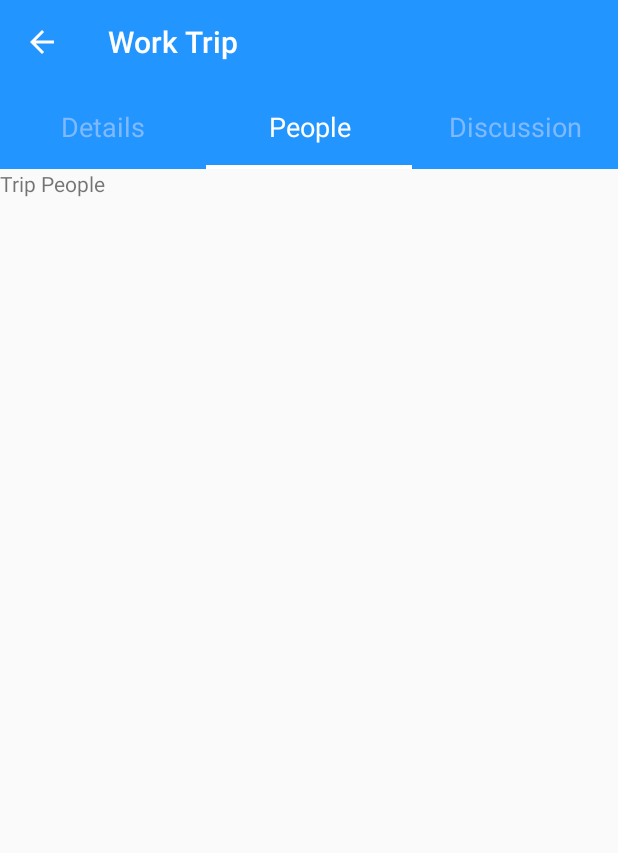
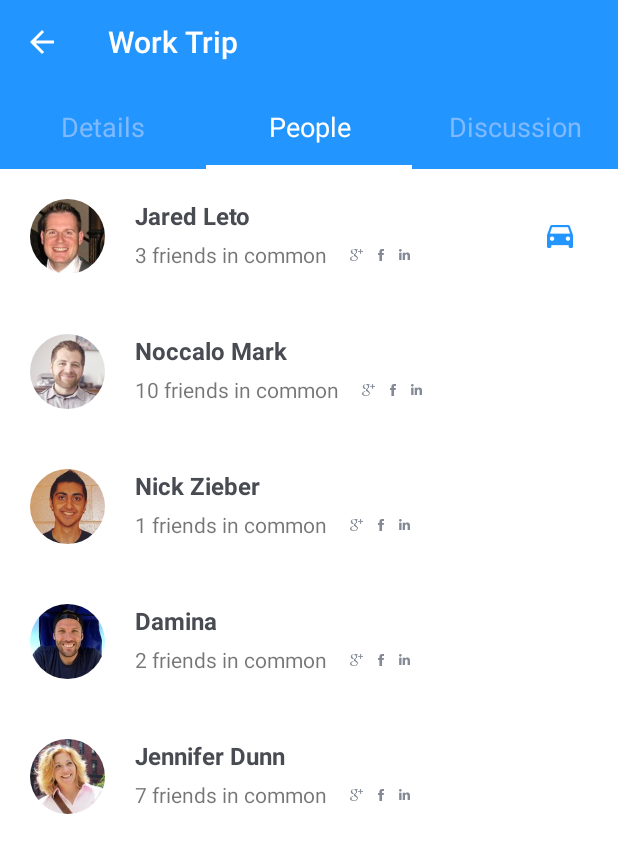
Before and after one commit to moe-uxa/KarPooler, an Android app: the screen it shows after launch (ViewTripActivity), after a tap on "People", on a phone screen of 412 x 824 dp. Shown: the top 853 px of the screen. Run offline under Robolectric (Android 15) with nearby library versions, the phone set to English and light mode, and no system bars; our stand-ins replace CircleImageView; libraries missing offline, so code that uses them is left out: com.directions.route, com.yqritc.recyclerviewflexibledivider; 1 statement that could not run was skipped.

Commit message:
Trip People Tab : finished

```diff
--- /dev/null
+++ b/karpooler-android-app/app/src/main/java/com/eramo/karpooler/adapters/TripPeopleRecyclerViewAdapter.java
@@ -0,0 +1,116 @@
+package com.eramo.karpooler.adapters;
+
+import android.graphics.Bitmap;
+import android.support.v4.app.Fragment;
+import android.support.v7.widget.RecyclerView;
+import android.view.LayoutInflater;
+import android.view.View;
+import android.view.ViewGroup;
+import android.widget.ImageView;
+import android.widget.LinearLayout;
+import android.widget.TextView;
+
+import com.eramo.karpooler.R;
+import com.eramo.karpooler.models.dtos.MessageDTO;
+import com.eramo.karpooler.models.dtos.TripPersonDTO;
+import com.google.android.gms.plus.model.people.Person;
+
+import java.util.List;
+
+import de.hdodenhof.circleimageview.CircleImageView;
+
+/**
+ * Created by Mohamed.Gaber on 11/7/2015.
+ */
+public class TripPeopleRecyclerViewAdapter extends RecyclerView.Adapter<TripPeopleRecyclerViewAdapter.ViewHolder> {
+
+    private Fragment fragment;
+    private List<TripPersonDTO> persons;
+
+    public TripPeopleRecyclerViewAdapter(Fragment fragment, List<TripPersonDTO> persons) {
+        this.fragment = fragment;
+        this.persons = persons;
+    }
+
+    @Override
+    public ViewHolder onCreateViewHolder(ViewGroup parent, int viewType) {
+
+        View view = LayoutInflater.from(parent.getContext())
+                .inflate(R.layout.item_trip_person, parent, false);
+
+        TripPeopleRecyclerViewAdapter.ViewHolder viewHolder = new ViewHolder(view);
+
+        return viewHolder;
+
+    }
+
+    @Override
+    public void onBindViewHolder(ViewHolder holder, int position) {
+
+        // get message dto
+        TripPersonDTO personDTO = persons.get(position);
+
+        // bind data
+        holder.personImage.setImageBitmap(personDTO.getPersonImage());
+        holder.personName.setText(personDTO.getPersonName());
+        holder.numberOfFriendsInCommon.setText(personDTO.getNumberOfFriendsInCommon()+" "+fragment.getResources().getString(R.string.friends_in_common));
+
+        if (personDTO.isDriver())
+            holder.driverIcon.setVisibility(View.VISIBLE);
+
+        for (Bitmap bitmap : personDTO.getFriendsInCommonSocialMedias()){
+
+            holder.socialMediasList.addView(generateSocialMediaImageView(bitmap));
+        }
+
+    }
+
+    @Override
+    public int getItemCount() {
+        return persons.size();
+    }
+
+    public class ViewHolder extends RecyclerView.ViewHolder{
+
+        public CircleImageView personImage;
+        public TextView personName;
+        public TextView numberOfFriendsInCommon;
+        public LinearLayout socialMediasList;
+        public ImageView driverIcon;
+
+        public ViewHolder(View view) {
+            super(view);
+
+            personImage = (CircleImageView) view.findViewById(R.id.imgv_person_image);
+            personName = (TextView) view.findViewById(R.id.tv_person_name);
+            numberOfFriendsInCommon = (TextView) view.findViewById(R.id.tv_person_number_of_friends_in_common);
+            socialMediasList = (LinearLayout) view.findViewById(R.id.layout_person_common_friends_social_medias);
+            driverIcon = (ImageView) view.findViewById(R.id.imgv_driver_icon);
+        }
+    }
+
+    private ImageView generateSocialMediaImageView(Bitmap bitmap){
+
+        ImageView imageView = new ImageView(fragment.getContext());
+
+        // set src
+        imageView.setImageBitmap(bitmap);
+
+        // set layout params
+        LinearLayout.LayoutParams layoutParams = new LinearLayout.LayoutParams(ViewGroup.LayoutParams.WRAP_CONTENT, ViewGroup.LayoutParams.WRAP_CONTENT);
+        layoutParams.setMargins(0, 0, 30, 0);
+        imageView.setLayoutParams(layoutParams);
+
+        return imageView;
+    }
+
+    public void addPersons(List<TripPersonDTO> addedPersons){
+        persons.addAll(addedPersons);
+        notifyDataSetChanged();
+    }
+
+    public void addPerson(TripPersonDTO person){
+        persons.add(person);
+        notifyDataSetChanged();
+    }
+}
--- a/karpooler-android-app/app/src/main/java/com/eramo/karpooler/fragments/TripPeopleFragment.java
+++ b/karpooler-android-app/app/src/main/java/com/eramo/karpooler/fragments/TripPeopleFragment.java
@@ -1,19 +1,34 @@
 package com.eramo.karpooler.fragments;
 
 
+import android.graphics.Bitmap;
+import android.graphics.drawable.BitmapDrawable;
 import android.os.Bundle;
 import android.support.v4.app.Fragment;
+import android.support.v7.widget.LinearLayoutManager;
+import android.support.v7.widget.RecyclerView;
 import android.view.LayoutInflater;
 import android.view.View;
 import android.view.ViewGroup;
 
 import com.eramo.karpooler.R;
+import com.eramo.karpooler.activities.ViewTripActivity;
+import com.eramo.karpooler.adapters.MessagesRecyclerViewAdapter;
+import com.eramo.karpooler.adapters.TripPeopleRecyclerViewAdapter;
+import com.eramo.karpooler.models.dtos.MessageDTO;
+import com.eramo.karpooler.models.dtos.TripPersonDTO;
+import com.yqritc.recyclerviewflexibledivider.HorizontalDividerItemDecoration;
+
+import java.util.ArrayList;
+import java.util.List;
 
 /**
  * A simple {@link Fragment} subclass.
  */
 public class TripPeopleFragment extends Fragment {
 
+    private ViewTripActivity activity;
+    private TripPeopleRecyclerViewAdapter tripPeopleRecyclerViewAdapter;
 
     public TripPeopleFragment() {
         // Required empty public constructor
@@ -27,5 +42,102 @@ public class TripPeopleFragment extends Fragment {
         return inflater.inflate(R.layout.fragment_trip_people, container, false);
     }
 
+    @Override
+    public void onActivityCreated(Bundle savedInstanceState) {
+        super.onActivityCreated(savedInstanceState);
+
+        // get activity instance
+        activity = (ViewTripActivity) getActivity();
+
+        // prepare recycler view
+        prepareMessagesRecyclerView();
+
+        // add test data
+        addTestData();
+
+    }
+
+    private void prepareMessagesRecyclerView(){
+
+        RecyclerView tripPeopleRecyclerView = (RecyclerView) activity.findViewById(R.id.recycler_view_trip_people);
+        tripPeopleRecyclerView.setHasFixedSize(true);
+
+        // set recycler view divider
+        tripPeopleRecyclerView.addItemDecoration(
+                new HorizontalDividerItemDecoration.Builder(activity)
+                        .drawable(R.drawable.divider)
+                        .marginResId(R.dimen.messages_list_divider_margin_left, R.dimen.messages_list_divider_margin_right)
+                        .build());
+
+        // use a linear layout manager
+        RecyclerView.LayoutManager mLayoutManager = new LinearLayoutManager(activity);
+        tripPeopleRecyclerView.setLayoutManager(mLayoutManager);
+
+        // specify an adapter
+        tripPeopleRecyclerViewAdapter = new TripPeopleRecyclerViewAdapter(this, new ArrayList<TripPersonDTO>());
+        tripPeopleRecyclerView.setAdapter(tripPeopleRecyclerViewAdapter);
+
+    }
+
+    private void addTestData() {
+
+        // set social medias images
+        Bitmap[] socialMedias = new Bitmap[3];
+        socialMedias[0] = ((BitmapDrawable) getResources().getDrawable(R.drawable.ic_facbook)).getBitmap();
+        socialMedias[1] = ((BitmapDrawable) getResources().getDrawable(R.drawable.ic_linked_in)).getBitmap();
+        socialMedias[2] = ((BitmapDrawable) getResources().getDrawable(R.drawable.ic_gmail)).getBitmap();
+
+        List<TripPersonDTO> personDTOs = new ArrayList<>();
+
+        // person 1
+        TripPersonDTO tripPersonDTO1 = new TripPersonDTO();
+        tripPersonDTO1.setPersonName("Jared Leto");
+        tripPersonDTO1.setPersonImage(((BitmapDrawable) getResources().getDrawable(R.drawable.person2)).getBitmap());
+        tripPersonDTO1.setNumberOfFriendsInCommon(3);
+        tripPersonDTO1.setFriendsInCommonSocialMedias(socialMedias);
+        tripPersonDTO1.setDriver(true);
+
+        // person 2
+        TripPersonDTO tripPersonDTO2 = new TripPersonDTO();
+        tripPersonDTO2.setPersonName("Noccalo Mark");
+        tripPersonDTO2.setPersonImage(((BitmapDrawable) getResources().getDrawable(R.drawable.person1)).getBitmap());
+        tripPersonDTO2.setNumberOfFriendsInCommon(10);
+        tripPersonDTO2.setFriendsInCommonSocialMedias(socialMedias);
+        tripPersonDTO2.setDriver(false);
+
+        // person 3
+        TripPersonDTO tripPersonDTO3 = new TripPersonDTO();
+        tripPersonDTO3.setPersonName("Nick Zieber");
+        tripPersonDTO3.setPersonImage(((BitmapDrawable) getResources().getDrawable(R.drawable.person5)).getBitmap());
+        tripPersonDTO3.setNumberOfFriendsInCommon(1);
+        tripPersonDTO3.setFriendsInCommonSocialMedias(socialMedias);
+        tripPersonDTO3.setDriver(false);
+
+        // person 4
+        TripPersonDTO tripPersonDTO4 = new TripPersonDTO();
+        tripPersonDTO4.setPersonName("Damina");
+        tripPersonDTO4.setPersonImage(((BitmapDrawable) getResources().getDrawable(R.drawable.person3)).getBitmap());
+        tripPersonDTO4.setNumberOfFriendsInCommon(2);
+        tripPersonDTO4.setFriendsInCommonSocialMedias(socialMedias);
+        tripPersonDTO4.setDriver(false);
+
+        // person 5
+        TripPersonDTO tripPersonDTO5 = new TripPersonDTO();
+        tripPersonDTO5.setPersonName("Jennifer Dunn");
+        tripPersonDTO5.setPersonImage(((BitmapDrawable) getResources().getDrawable(R.drawable.person4)).getBitmap());
+        tripPersonDTO5.setNumberOfFriendsInCommon(7);
+        tripPersonDTO5.setFriendsInCommonSocialMedias(socialMedias);
+        tripPersonDTO5.setDriver(false);
+
+        personDTOs.add(tripPersonDTO1);
+        personDTOs.add(tripPersonDTO2);
+        personDTOs.add(tripPersonDTO3);
+        personDTOs.add(tripPersonDTO4);
+        personDTOs.add(tripPersonDTO5);
+
+        tripPeopleRecyclerViewAdapter.addPersons(personDTOs);
+
+    }
+
 
 }
--- /dev/null
+++ b/karpooler-android-app/app/src/main/java/com/eramo/karpooler/models/dtos/TripPersonDTO.java
@@ -0,0 +1,66 @@
+package com.eramo.karpooler.models.dtos;
+
+import android.graphics.Bitmap;
+
+import java.util.List;
+
+/**
+ * Created by Mohamed.Gaber on 11/7/2015.
+ */
+public class TripPersonDTO {
+
+    private int personId;
+    private Bitmap personImage;
+    private String personName;
+    private int numberOfFriendsInCommon;
+    private Bitmap [] friendsInCommonSocialMedias;
+    private boolean driver;
+
+    public int getPersonId() {
+        return personId;
+    }
+
+    public void setPersonId(int personId) {
+        this.personId = personId;
+    }
+
+    public Bitmap getPersonImage() {
+        return personImage;
+    }
+
+    public void setPersonImage(Bitmap personImage) {
+        this.personImage = personImage;
+    }
+
+    public String getPersonName() {
+        return personName;
+    }
+
+    public void setPersonName(String personName) {
+        this.personName = personName;
+    }
+
+    public int getNumberOfFriendsInCommon() {
+        return numberOfFriendsInCommon;
+    }
+
+    public void setNumberOfFriendsInCommon(int numberOfFriendsInCommon) {
+        this.numberOfFriendsInCommon = numberOfFriendsInCommon;
+    }
+
+    public Bitmap [] getFriendsInCommonSocialMedias() {
+        return friendsInCommonSocialMedias;
+    }
+
+    public void setFriendsInCommonSocialMedias(Bitmap [] friendsInCommonSocialMedias) {
+        this.friendsInCommonSocialMedias = friendsInCommonSocialMedias;
+    }
+
+    public boolean isDriver() {
+        return driver;
+    }
+
+    public void setDriver(boolean driver) {
+        this.driver = driver;
+    }
+}
--- a/karpooler-android-app/app/src/main/res/layout/fragment_inbox.xml
+++ b/karpooler-android-app/app/src/main/res/layout/fragment_inbox.xml
@@ -10,6 +10,7 @@
         android:layout_height="match_parent"
         android:layout_below="@+id/app_bar"
         android:scrollbars="vertical"
-        android:background="@android:color/white"/>
+        android:background="@android:color/white"
+        android:layout_gravity="left|bottom" />
 
 </FrameLayout>
--- a/karpooler-android-app/app/src/main/res/layout/fragment_trip_people.xml
+++ b/karpooler-android-app/app/src/main/res/layout/fragment_trip_people.xml
@@ -3,8 +3,13 @@
     android:layout_height="match_parent"
     tools:context="com.eramo.karpooler.fragments.TripPeopleFragment">
 
-    <!-- TODO: Update blank fragment layout -->
-    <TextView android:layout_width="match_parent" android:layout_height="match_parent"
-        android:text="Trip People" />
+    <android.support.v7.widget.RecyclerView
+        android:id="@+id/recycler_view_trip_people"
+        android:layout_width="match_parent"
+        android:layout_height="match_parent"
+        android:layout_below="@+id/app_bar"
+        android:scrollbars="vertical"
+        android:background="@android:color/white"
+        android:layout_gravity="left|bottom" />
 
 </FrameLayout>
--- /dev/null
+++ b/karpooler-android-app/app/src/main/res/layout/item_trip_person.xml
@@ -0,0 +1,88 @@
+<?xml version="1.0" encoding="utf-8"?>
+<RelativeLayout xmlns:android="http://schemas.android.com/apk/res/android"
+    android:layout_width="match_parent"
+    android:layout_height="wrap_content"
+    android:layout_margin="20dp"
+    android:background="@android:color/white">
+
+    <de.hdodenhof.circleimageview.CircleImageView
+        android:id="@+id/imgv_person_image"
+        android:layout_width="@dimen/card_user_image_size"
+        android:layout_height="@dimen/card_user_image_size"
+        android:layout_alignParentLeft="true"
+        android:layout_alignParentTop="true"
+        android:src="@drawable/person1" />
+
+    <TextView
+        android:id="@+id/tv_person_name"
+        android:layout_width="wrap_content"
+        android:layout_height="wrap_content"
+        android:layout_alignTop="@+id/imgv_person_image"
+        android:layout_marginLeft="20dp"
+        android:layout_toRightOf="@+id/imgv_person_image"
+        android:text="Jared Leto"
+        android:textColor="@color/feedCarText"
+        android:textSize="@dimen/message_item_user_name_text_size"
+        android:textStyle="bold"/>
+
+
+    <LinearLayout
+        android:layout_width="wrap_content"
+        android:layout_height="wrap_content"
+        android:orientation="horizontal"
+        android:gravity="center_vertical"
+        android:layout_below="@+id/tv_person_name"
+        android:layout_alignLeft="@+id/tv_person_name"
+        android:layout_marginTop="5dp">
+
+        <TextView
+            android:id="@+id/tv_person_number_of_friends_in_common"
+            android:layout_width="wrap_content"
+            android:layout_height="wrap_content"
+            android:text="3 friends in common"
+            android:textSize="@dimen/item_message_text_size" />
+
+        <LinearLayout
+            android:id="@+id/layout_person_common_friends_social_medias"
+            android:layout_width="50dp"
+            android:layout_height="20dp"
+            android:layout_marginLeft="15dp"
+
+            android:layout_toRightOf="@+id/tv_person_number_of_friends_in_common"
+            android:gravity="center_vertical"
+            android:orientation="horizontal">
+
+            <ImageView
+                android:layout_width="wrap_content"
+                android:layout_height="wrap_content"
+                android:layout_marginRight="10dp"
+                android:src="@drawable/ic_gmail" />
+
+            <ImageView
+                android:layout_width="wrap_content"
+                android:layout_height="wrap_content"
+                android:layout_marginRight="10dp"
+                android:src="@drawable/ic_facbook" />
+
+            <ImageView
+                android:layout_width="wrap_content"
+                android:layout_height="wrap_content"
+                android:layout_marginRight="10dp"
+                android:src="@drawable/ic_linked_in" />
+
+
+        </LinearLayout>
+
+    </LinearLayout>
+
+    <ImageView
+        android:id="@+id/imgv_driver_icon"
+        android:layout_width="wrap_content"
+        android:layout_height="wrap_content"
+        android:layout_centerVertical="true"
+        android:layout_alignParentRight="true"
+        android:src="@drawable/ic_driver_car"
+        android:layout_marginRight="10dp"
+        android:visibility="invisible"/>
+
+</RelativeLayout>
```
Also changed, not shown: karpooler-android-app/app/src/main/res/drawable-hdpi/ic_driver_car.png (added), karpooler-android-app/app/src/main/res/drawable-mdpi/ic_driver_car.png (added), karpooler-android-app/app/src/main/res/drawable-xhdpi/ic_driver_car.png (added), karpooler-android-app/app/src/main/res/drawable-xxhdpi/ic_driver_car.png (added).
